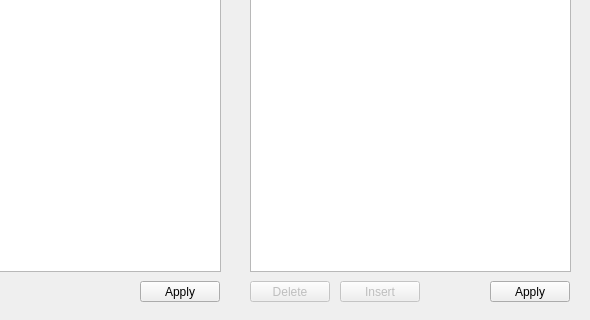
Old version of the form mainwindow.ui in the repository bleck9999/frii-config; both pictures show x 430 to 1020 and y 268 to 588 of the 1020 by 588 pixel window.
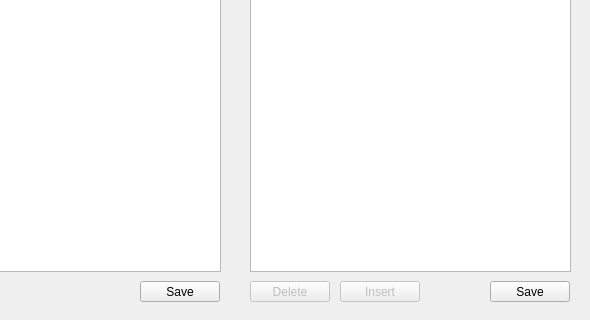
New version of the form.

Commit message: fix frii-config crashing if info.json doesnt exist

What changed in the file:
```diff
--- a/mainwindow.ui
+++ b/mainwindow.ui
@@ -116,7 +116,7 @@
       </rect>
      </property>
      <property name="text">
-      <string>Apply</string>
+      <string>Save</string>
      </property>
     </widget>
     <widget class="QPushButton" name="inidel">
@@ -324,7 +324,7 @@
       </rect>
      </property>
      <property name="text">
-      <string>Apply</string>
+      <string>Save</string>
      </property>
     </widget>
     <widget class="QLabel" name="label">
```
The commit also changes 2 other files.
